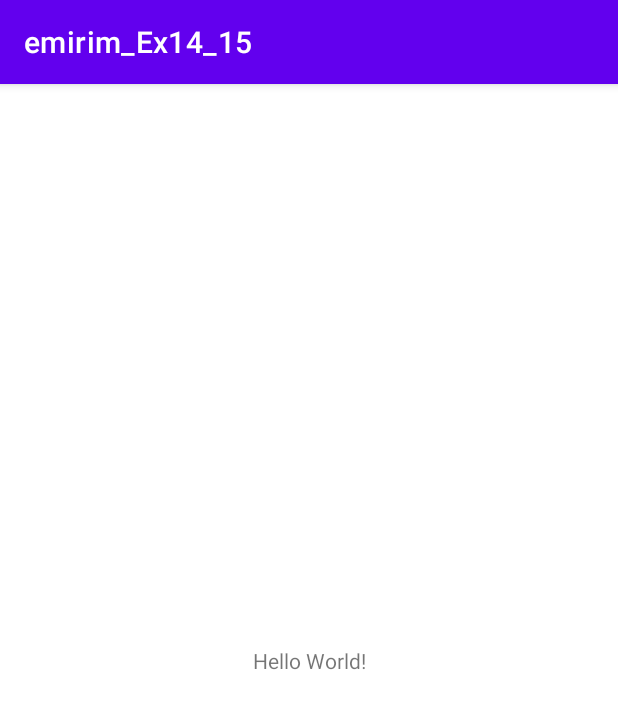
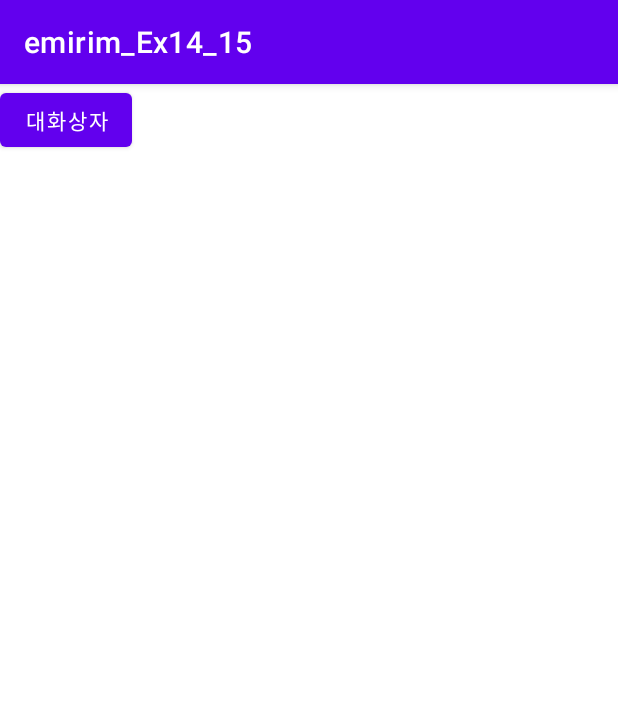
Before and after one commit to jeongnara/emirim_Ex14_15, an Android app: the screen it shows after launch (MainActivity), on a phone screen of 412 x 824 dp. Shown: the top 709 px of the screen. Run offline under Robolectric (Android 15) with nearby library versions, the phone set to English and light mode, and no system bars.

Commit message:
Edit activity_main.xml Commit

```diff
--- a/app/src/main/res/layout/activity_main.xml
+++ b/app/src/main/res/layout/activity_main.xml
@@ -1,18 +1,16 @@
 <?xml version="1.0" encoding="utf-8"?>
-<androidx.constraintlayout.widget.ConstraintLayout xmlns:android="http://schemas.android.com/apk/res/android"
+<LinearLayout xmlns:android="http://schemas.android.com/apk/res/android"
     xmlns:app="http://schemas.android.com/apk/res-auto"
     xmlns:tools="http://schemas.android.com/tools"
     android:layout_width="match_parent"
     android:layout_height="match_parent"
+    android:orientation="vertical"
     tools:context=".MainActivity">
 
-    <TextView
+    <Button
+        android:id="@+id/btn_dialog"
         android:layout_width="wrap_content"
         android:layout_height="wrap_content"
-        android:text="Hello World!"
-        app:layout_constraintBottom_toBottomOf="parent"
-        app:layout_constraintLeft_toLeftOf="parent"
-        app:layout_constraintRight_toRightOf="parent"
-        app:layout_constraintTop_toTopOf="parent" />
+        android:text="@string/btn_dialog"/>
 
-</androidx.constraintlayout.widget.ConstraintLayout>
+</LinearLayout>
--- a/app/src/main/res/values/strings.xml
+++ b/app/src/main/res/values/strings.xml
@@ -1,3 +1,6 @@
 <resources>
     <string name="app_name">emirim_Ex14_15</string>
+    <string name="btn_dialog">대화상자</string>
+    <string name="btn_dialog_title">대화상자</string>
+    <string name="btn_dialog_message">대화상자 연습 중 입니다.</string>
 </resources>
```
